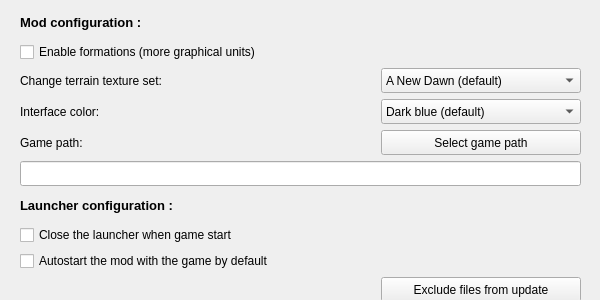
This is checker/w_options.ui in dbkblk/rand_launcher as Qt 5 draws it before an edit. The edited form follows.
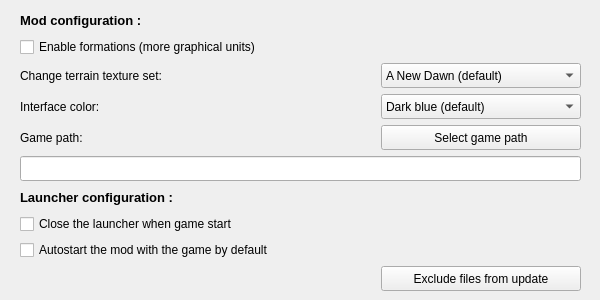
This is the edited form.

The edit to the form file:
```diff
--- a/checker/w_options.ui
+++ b/checker/w_options.ui
@@ -46,7 +46,7 @@
      <x>10</x>
      <y>10</y>
      <width>581</width>
-     <height>293</height>
+     <height>281</height>
     </rect>
    </property>
    <layout class="QVBoxLayout" name="verticalLayout_4">
```
Left out of the diff: 5 changed lines with no effect on the pictures.
